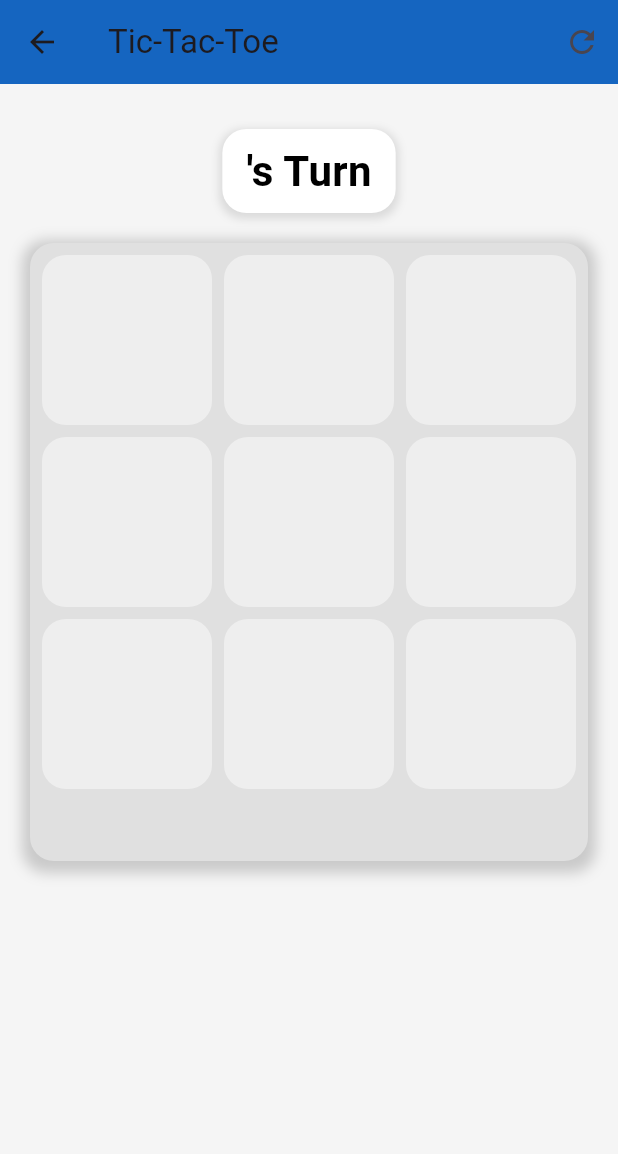
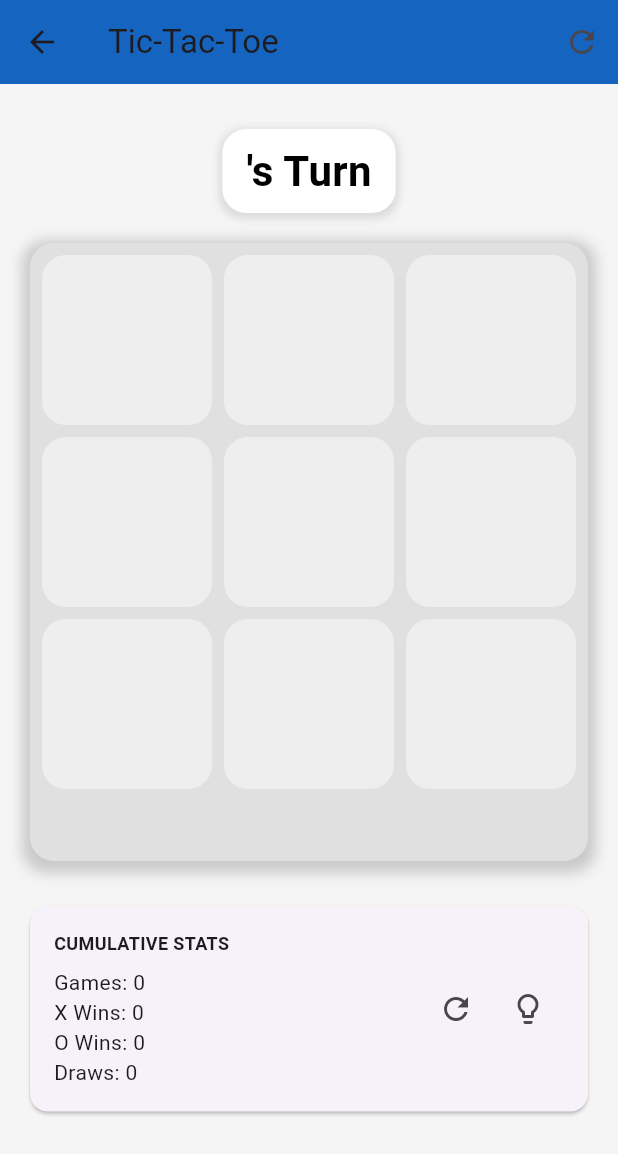
Before and after one commit to akshattambe/tic_tac_toe, a Flutter app: the screen it shows after launch, after a tap on "Start Game", on a phone screen of 412 x 824 dp. Shown: the top 1154 px of the screen. Run offline on Flutter 3.47's test engine with Material 3 defaults, Android fonts, the phone set to English and light mode, and no system bars; our stand-ins replace shared_preferences.

Commit message:
Cumulative stats and tip of the day implimemted.

```diff
--- a/lib/screens/game_screen.dart
+++ b/lib/screens/game_screen.dart
@@ -2,6 +2,7 @@ import 'package:flutter/material.dart';
 import 'package:shared_preferences/shared_preferences.dart';
 import 'package:tic_tac_toe/models/player.dart';
 import 'package:tic_tac_toe/widgets/board.dart';
+import 'package:tic_tac_toe/widgets/info_card.dart';
 import 'package:tic_tac_toe/widgets/status.dart';
 
 class GameScreen extends StatefulWidget {
@@ -40,10 +41,19 @@ class _GameScreenState extends State<GameScreen> {
     });
   }
 
-  Future<void> _updateScore(Player winner) async {
+  Future<void> _updateStats() async {
     final prefs = await SharedPreferences.getInstance();
-    final score = prefs.getInt(winner.name) ?? 0;
-    await prefs.setInt(winner.name, score + 1);
+    final gamesPlayed = (prefs.getInt('gamesPlayed') ?? 0) + 1;
+    await prefs.setInt('gamesPlayed', gamesPlayed);
+
+    if (_winner != null) {
+      final winnerSymbol = _winner!.symbol;
+      final wins = (prefs.getInt('${winnerSymbol}_wins') ?? 0) + 1;
+      await prefs.setInt('${winnerSymbol}_wins', wins);
+    } else {
+      final draws = (prefs.getInt('draws') ?? 0) + 1;
+      await prefs.setInt('draws', draws);
+    }
   }
 
   void _handleTap(int index) {
@@ -59,10 +69,11 @@ class _GameScreenState extends State<GameScreen> {
             _currentPlayer == widget.player1 ? widget.player2 : widget.player1;
         _isDraw = !_board.contains('');
         if (_isDraw) {
+          _updateStats();
           _showEndDialog('Draw!');
         }
       } else {
-        _updateScore(_winner!);
+        _updateStats();
         _showEndDialog('${_winner!.name} wins!');
       }
     });
@@ -153,6 +164,7 @@ class _GameScreenState extends State<GameScreen> {
                 onTap: _handleTap,
               ),
               const SizedBox(height: 30),
+              const InfoCard(),
             ],
           ),
         ),
--- /dev/null
+++ b/lib/widgets/info_card.dart
@@ -0,0 +1,36 @@
+import 'package:flutter/material.dart';
+import 'package:tic_tac_toe/widgets/stats_card.dart';
+import 'package:tic_tac_toe/widgets/tip_of_the_day.dart';
+
+class InfoCard extends StatefulWidget {
+  const InfoCard({Key? key}) : super(key: key);
+
+  @override
+  _InfoCardState createState() => _InfoCardState();
+}
+
+class _InfoCardState extends State<InfoCard> {
+  bool _showStats = true;
+
+  void _toggleView() {
+    setState(() {
+      _showStats = !_showStats;
+    });
+  }
+
+  @override
+  Widget build(BuildContext context) {
+    return AnimatedSwitcher(
+      duration: const Duration(milliseconds: 500),
+      child: _showStats
+          ? StatsCard(
+              key: const ValueKey('StatsCard'),
+              onToggle: _toggleView,
+            )
+          : TipOfTheDay(
+              key: const ValueKey('TipOfTheDay'),
+              onToggle: _toggleView,
+            ),
+    );
+  }
+}
--- /dev/null
+++ b/lib/widgets/stats_card.dart
@@ -0,0 +1,83 @@
+import 'package:flutter/material.dart';
+import 'package:shared_preferences/shared_preferences.dart';
+
+class StatsCard extends StatefulWidget {
+  final VoidCallback onToggle;
+
+  const StatsCard({
+    Key? key,
+    required this.onToggle,
+  }) : super(key: key);
+
+  @override
+  _StatsCardState createState() => _StatsCardState();
+}
+
+class _StatsCardState extends State<StatsCard> {
+  int _gamesPlayed = 0;
+  int _xWins = 0;
+  int _oWins = 0;
+  int _draws = 0;
+
+  @override
+  void initState() {
+    super.initState();
+    _loadStats();
+  }
+
+  Future<void> _loadStats() async {
+    final prefs = await SharedPreferences.getInstance();
+    setState(() {
+      _gamesPlayed = prefs.getInt('gamesPlayed') ?? 0;
+      _xWins = prefs.getInt('X_wins') ?? 0;
+      _oWins = prefs.getInt('O_wins') ?? 0;
+      _draws = prefs.getInt('draws') ?? 0;
+    });
+  }
+
+  @override
+  Widget build(BuildContext context) {
+    return Card(
+      margin: const EdgeInsets.symmetric(horizontal: 20.0),
+      child: Padding(
+        padding: const EdgeInsets.all(16.0),
+        child: Row(
+          mainAxisAlignment: MainAxisAlignment.spaceBetween,
+          children: [
+            Column(
+              crossAxisAlignment: CrossAxisAlignment.start,
+              children: [
+                const Text(
+                  'CUMULATIVE STATS',
+                  style: TextStyle(
+                    fontWeight: FontWeight.bold,
+                    fontSize: 12,
+                  ),
+                ),
+                const SizedBox(height: 8.0),
+                Text('Games: $_gamesPlayed'),
+                Text('X Wins: $_xWins'),
+                Text('O Wins: $_oWins'),
+                Text('Draws: $_draws'),
+              ],
+            ),
+            Row(
+              children: [
+                IconButton(
+                  icon: const Icon(Icons.refresh),
+                  onPressed: _loadStats,
+                  tooltip: 'Refresh Stats',
+                ),
+                IconButton(
+                  icon: const Icon(Icons.lightbulb_outline),
+                  onPressed: widget.onToggle,
+                  tooltip: 'Show Tip of the Day',
+                ),
+              ],
+            ),
+          ],
+        ),
+      ),
+    );
+  }
+}
```
Also changed, not shown: lib/widgets/tip_of_the_day.dart (added, +58 -0 lines).
